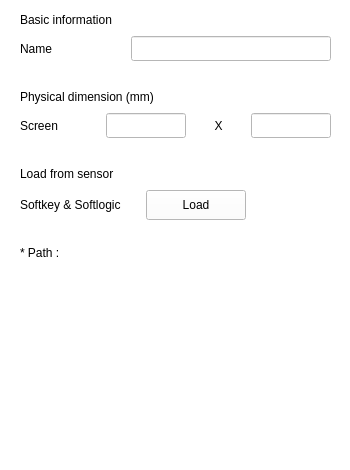
Old version of the form T3kSoftlogic/TabPanelWidget.ui in the repository habilience/habilience-t3ksensor-tools.
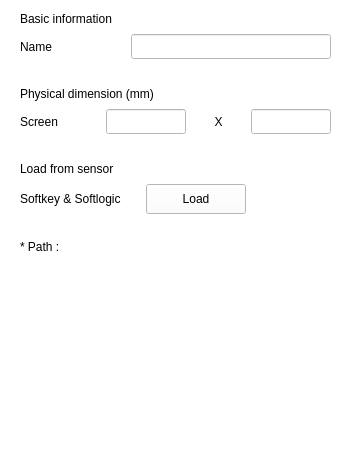
New version of the form. Custom widgets are drawn as their Qt base class.

Diff of the .ui file:
```diff
--- a/T3kSoftlogic/TabPanelWidget.ui
+++ b/T3kSoftlogic/TabPanelWidget.ui
@@ -443,7 +443,7 @@
       <property name="minimumSize">
        <size>
         <width>0</width>
-        <height>20</height>
+        <height>18</height>
        </size>
       </property>
       <property name="text">
@@ -508,7 +508,7 @@
       <property name="minimumSize">
        <size>
         <width>0</width>
-        <height>20</height>
+        <height>18</height>
        </size>
       </property>
       <property name="text">
@@ -605,7 +605,7 @@
       <property name="minimumSize">
        <size>
         <width>0</width>
-        <height>20</height>
+        <height>18</height>
        </size>
       </property>
       <property name="text">
```
